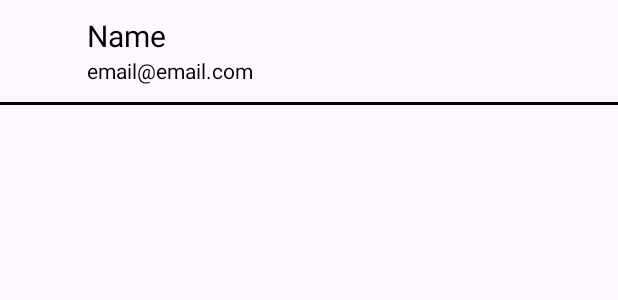
After one commit to 38039/Healthy-Mornings-Android, an Android app: the layout item_view.xml on its own in the app's theme, with its tools: preview values and no code run, on a phone screen of 412 x 824 dp. The commit adds this screen. Shown: the top 300 px of the screen. Run offline under Robolectric (Android 15) with nearby library versions, the phone set to English and light mode, and no system bars.

Commit message:
- Przepisano Listę tasków z ListView na RecyclerView

```diff
--- /dev/null
+++ b/app/src/main/res/layout/item_view.xml
@@ -0,0 +1,40 @@
+<?xml version="1.0" encoding="utf-8"?>
+<RelativeLayout xmlns:android="http://schemas.android.com/apk/res/android"
+    android:layout_width="match_parent"
+    android:layout_height="wrap_content"
+    android:layout_marginTop="10dp" >
+
+    <ImageView
+        android:layout_width="48dp"
+        android:layout_height="48dp"
+        android:layout_marginRight="10dp"
+        android:layout_centerVertical="true"
+        android:id="@+id/imageView"
+        />
+
+    <TextView
+        android:layout_width="match_parent"
+        android:layout_height="wrap_content"
+        android:id="@+id/taskTitle"
+        android:layout_toEndOf="@id/imageView"
+        android:textColor="@color/black"
+        android:textSize="20dp"
+        android:text="Name" />
+
+    <TextView
+        android:layout_width="match_parent"
+        android:layout_height="wrap_content"
+        android:id="@+id/taskDescription"
+        android:layout_toEndOf="@id/imageView"
+        android:layout_below="@id/taskTitle"
+        android:textColor="@color/black"
+        android:text="email@email.com" />
+
+    <LinearLayout
+        android:layout_width="match_parent"
+        android:layout_height="2dp"
+        android:layout_below="@id/imageView"
+        android:layout_marginTop="10dp"
+        android:background="@color/black" />
+
+</RelativeLayout>
```
Also changed, not shown: app/src/main/java/com/nforge/healthymornings/model/fragment/TaskListFragment.java (+38 -18 lines), app/src/main/java/com/nforge/healthymornings/model/holder/TaskAdapter.java (added, +64 -0 lines), app/src/main/java/com/nforge/healthymornings/model/holder/TaskViewHolder.java (added, +17 -0 lines), app/src/main/java/com/nforge/healthymornings/model/repository/TaskRepository.java (+23 -17 lines), app/src/main/java/com/nforge/healthymornings/viewmodel/TaskListViewmodel.java (+15 -18 lines), app/src/main/res/layout/activity_task_list.xml (+6 -16 lines).
